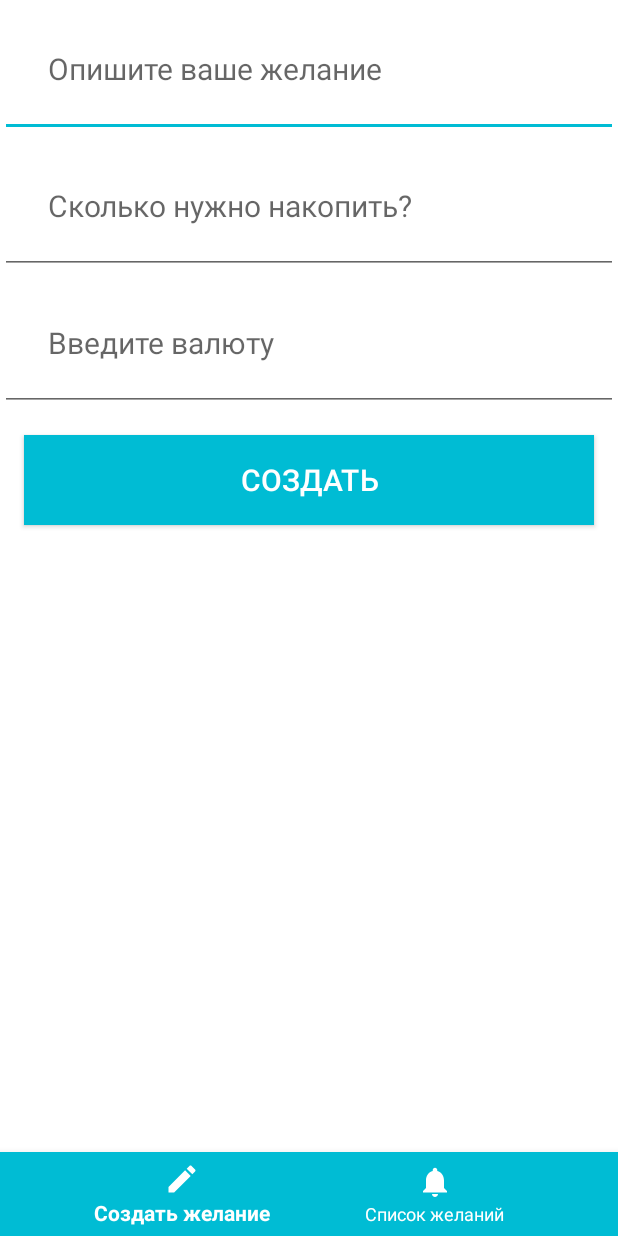
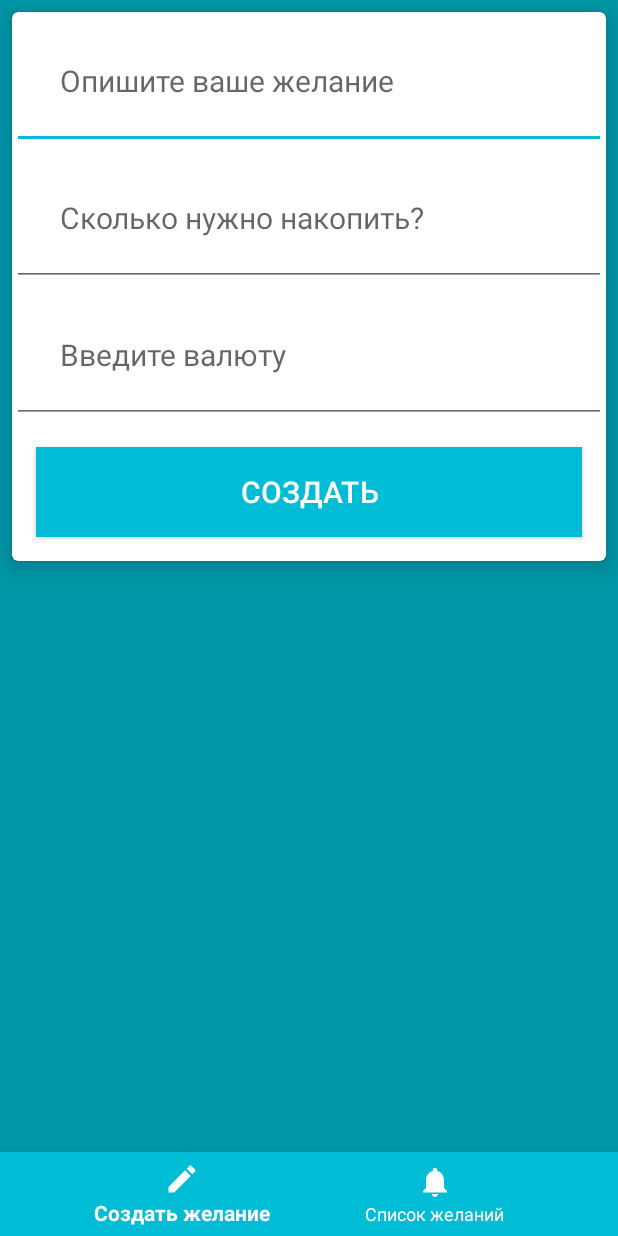
Before and after one commit to NikolayGst/MoneyBox, an Android app: the screen it shows after launch (MainActivity), on a phone screen of 412 x 824 dp. Run offline under Robolectric (Android 15) with nearby library versions, the phone set to English and light mode, and no system bars; libraries missing offline, so code that uses them is left out: com.github.nitrico.lastadapter.

Commit message:
update app

```diff
--- a/app/src/main/java/niko/ru/kopilka/activity/fragment/CreateTaskFragment.java
+++ b/app/src/main/java/niko/ru/kopilka/activity/fragment/CreateTaskFragment.java
@@ -21,6 +21,10 @@ import niko.ru.kopilka.model.Task;
 public class CreateTaskFragment extends Fragment {
 
 
+  private EditText desc;
+  private EditText rate;
+  private EditText total;
+
   public CreateTaskFragment() {
     // Required empty public constructor
   }
@@ -31,9 +35,9 @@ public class CreateTaskFragment extends Fragment {
       Bundle savedInstanceState) {
     // Inflate the layout for this fragment
     View inflate = inflater.inflate(R.layout.fragment_create_task, container, false);
-    final EditText desc = (EditText) inflate.findViewById(R.id.desc);
-    final EditText rate = (EditText) inflate.findViewById(R.id.rate);
-    final EditText total = (EditText) inflate.findViewById(R.id.total);
+    desc = (EditText) inflate.findViewById(R.id.desc);
+    rate = (EditText) inflate.findViewById(R.id.rate);
+    total = (EditText) inflate.findViewById(R.id.total);
     Button createTask = (Button) inflate.findViewById(R.id.createTask);
     createTask.setOnClickListener(new OnClickListener() {
       @Override
@@ -41,7 +45,9 @@ public class CreateTaskFragment extends Fragment {
         if (desc.getText().toString().length() != 0 && total.getText().toString().length() != 0
             && rate.getText().toString().length() != 0) {
 
-          Task task = new Task(desc.getText().toString(), rate.getText().toString(), Float.parseFloat(total.getText().toString()));
+          Task task = new Task(desc.getText().toString(), rate.getText().toString(),
+              Float.parseFloat(
+                  total.getText().toString()));
           task.save();
 
           Intent intent = new Intent(getActivity(), DetailAnctivity.class);
@@ -56,4 +62,11 @@ public class CreateTaskFragment extends Fragment {
     return inflate;
   }
 
+  @Override
+  public void onResume() {
+    super.onResume();
+    desc.getText().clear();
+    total.getText().clear();
+    rate.getText().clear();
+  }
 }
--- a/app/src/main/java/niko/ru/kopilka/activity/fragment/ListTasksFragment.java
+++ b/app/src/main/java/niko/ru/kopilka/activity/fragment/ListTasksFragment.java
@@ -3,7 +3,6 @@ package niko.ru.kopilka.activity.fragment;
 
 import android.content.DialogInterface;
 import android.content.Intent;
-import android.databinding.ViewDataBinding;
 import android.os.Bundle;
 import android.support.v4.app.Fragment;
 import android.support.v7.app.AlertDialog;
@@ -15,14 +14,11 @@ import android.view.View;
 import android.view.View.OnClickListener;
 import android.view.View.OnLongClickListener;
 import android.view.ViewGroup;
-
-import android.view.animation.TranslateAnimation;
 import android.widget.TextView;
 import com.github.nitrico.lastadapter.Holder;
 import com.github.nitrico.lastadapter.ItemType;
 import com.github.nitrico.lastadapter.LastAdapter;
 import java.util.List;
-import jp.wasabeef.recyclerview.animators.SlideInLeftAnimator;
 import niko.ru.kopilka.BR;
 import niko.ru.kopilka.R;
 import niko.ru.kopilka.activity.DetailAnctivity;
@@ -64,11 +60,7 @@ public class ListTasksFragment extends Fragment {
     super.onResume();
     tasks = Task.listAll(Task.class);
 
-    if (tasks.size() != 0) {
-
-      recyclerTask.setVisibility(View.VISIBLE);
-      empty.setVisibility(View.INVISIBLE);
-
+    if (checkEmptyList()) {
       /*SlideInLeftAnimator slideInLeftAnimator = new SlideInLeftAnimator();
       slideInLeftAnimator.setChangeDuration(1500);
       slideInLeftAnimator.setMoveDuration(1500);
@@ -126,20 +118,18 @@ public class ListTasksFragment extends Fragment {
             }
           })
           .into(recyclerTask);
+    }
+  }
 
+  private boolean checkEmptyList() {
+    if (tasks.size() != 0) {
+      recyclerTask.setVisibility(View.VISIBLE);
+      empty.setVisibility(View.INVISIBLE);
+      return true;
     } else {
       recyclerTask.setVisibility(View.INVISIBLE);
       empty.setVisibility(View.VISIBLE);
-    }
-  }
-
-  private void checkEmptyList() {
-    if (tasks.size() != 0) {
-      recyclerTask.setVisibility(View.VISIBLE);
-      empty.setVisibility(View.INVISIBLE);
-    } else {
-      recyclerTask.setVisibility(View.INVISIBLE);
-      empty.setVisibility(View.VISIBLE);
+      return false;
     }
   }
 
--- a/app/src/main/java/niko/ru/kopilka/model/Task.java
+++ b/app/src/main/java/niko/ru/kopilka/model/Task.java
@@ -1,7 +1,6 @@
 package niko.ru.kopilka.model;
 
 import com.orm.SugarRecord;
-import com.orm.dsl.Ignore;
 
 
 public class Task extends SugarRecord<Task> {
--- a/app/src/main/java/niko/ru/kopilka/view/MoneyBoxView.java
+++ b/app/src/main/java/niko/ru/kopilka/view/MoneyBoxView.java
@@ -103,7 +103,6 @@ public class MoneyBoxView extends View {
     super.onDraw(canvas);
     animateDrawCircle();
     canvas.drawColor(backgroundColor);
-    //  drawTopText(canvas);
     drawMiddleText(canvas);
     drawDescentText(canvas);
     drawFirstCircle(canvas);
--- a/app/src/main/res/layout/fragment_create_task.xml
+++ b/app/src/main/res/layout/fragment_create_task.xml
@@ -1,53 +1,66 @@
 <LinearLayout xmlns:android="http://schemas.android.com/apk/res/android"
   xmlns:tools="http://schemas.android.com/tools"
   android:layout_width="match_parent"
+  android:layout_height="match_parent"
+  android:background="@color/colorPrimaryDark"
   android:orientation="vertical"
-  android:background="@color/white"
-  android:layout_height="match_parent"
   tools:context="niko.ru.kopilka.activity.fragment.CreateTaskFragment">
+
+  <android.support.v7.widget.CardView
+    android:layout_width="match_parent"
+    android:layout_height="wrap_content"
+    xmlns:app="http://schemas.android.com/apk/res-auto"
+    app:cardCornerRadius="4dp"
+    app:cardElevation="8dp"
+    android:layout_margin="8dp">
+    <LinearLayout
+      android:layout_width="match_parent"
+      android:layout_height="wrap_content"
+      android:orientation="vertical">
 
       <EditText
         android:id="@+id/desc"
         android:layout_width="match_parent"
+        android:layout_height="wrap_content"
         android:padding="32dp"
-    android:textSize="20sp"
+        android:hint="Опишите ваше желание"
         android:inputType="text"
         android:textColor="@color/black"
-    android:hint="Опишите ваше желание"
-    android:layout_height="wrap_content" />
+        android:textSize="20sp" />
 
       <EditText
         android:id="@+id/total"
         android:layout_width="match_parent"
+        android:layout_height="wrap_content"
         android:padding="32dp"
-    android:textSize="20sp"
+        android:hint="Сколько нужно накопить?"
         android:inputType="numberDecimal"
         android:maxLength="8"
         android:textColor="@color/black"
-    android:hint="Сколько нужно накопить?"
-    android:layout_height="wrap_content" />
+        android:textSize="20sp" />
 
       <EditText
         android:id="@+id/rate"
         android:layout_width="match_parent"
+        android:layout_height="wrap_content"
         android:padding="32dp"
+        android:hint="Введите валюту"
+        android:inputType="text"
         android:maxLength="3"
-    android:textSize="20sp"
-    android:inputType="text"
         android:textColor="@color/black"
-    android:hint="Введите валюту"
-    android:layout_height="wrap_content" />
+        android:textSize="20sp" />
 
       <Button
         android:id="@+id/createTask"
         android:layout_width="match_parent"
+        android:layout_height="60dp"
+        android:layout_margin="16dp"
         android:background="@color/colorPrimary"
-    android:layout_marginTop="16dp"
-    android:layout_marginLeft="16dp"
         android:text="Создать"
         android:textColor="@color/white"
-    android:textSize="20sp"
-    android:layout_marginRight="16dp"
-    android:layout_height="60dp" />
+        android:textSize="20sp" />
+    </LinearLayout>
+  </android.support.v7.widget.CardView>
+
 
 </LinearLayout>
--- a/app/src/main/res/layout/fragment_list_task.xml
+++ b/app/src/main/res/layout/fragment_list_task.xml
@@ -2,7 +2,7 @@
   xmlns:tools="http://schemas.android.com/tools"
   android:layout_width="match_parent"
   android:layout_height="match_parent"
-  android:background="@color/gray"
+  android:background="@color/colorPrimaryDark"
   tools:context="niko.ru.kopilka.activity.fragment.ListTasksFragment">
 
   <!-- TODO: Update blank fragment layout -->
@@ -16,6 +16,7 @@
 
     android:layout_width="match_parent"
     android:text="Пока нет желаний..."
+    android:textColor="@color/white"
     android:textSize="28sp"
     android:gravity="center"
     android:layout_height="match_parent" />
--- a/app/src/main/res/values/colors.xml
+++ b/app/src/main/res/values/colors.xml
@@ -8,4 +8,5 @@
   <color name="green">#2bca68</color>
   <color name="black">#000000</color>
   <color name="gray">#e0e0e0</color>
+  <color name="drkblue">#007683</color>
 </resources>
```
Lines whose indentation alone changed are shown as unchanged.
